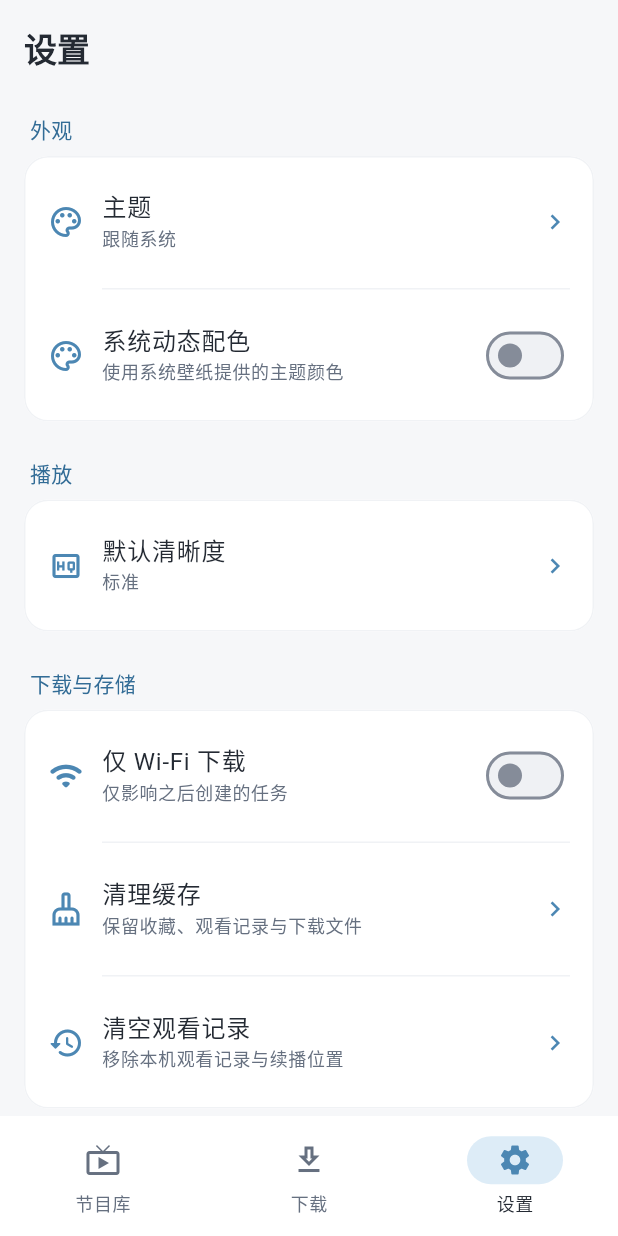
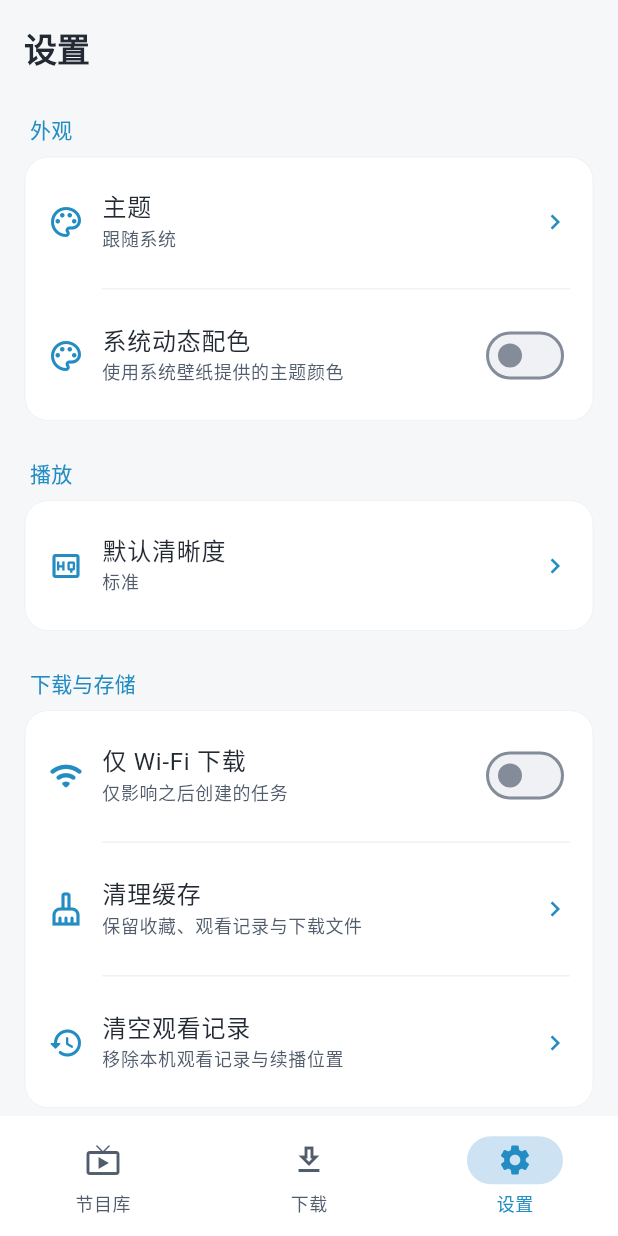
Before and after one commit to by291/sctv-dl, a Flutter app: the screen it shows after launch, item 3 of the bottom bar chosen, on a phone screen of 412 x 824 dp. Run offline on Flutter 3.47's test engine with Material 3 defaults, Android fonts, the phone set to English and light mode, and no system bars; drawn by our look-alikes of dynamic_color; our stand-ins replace cached_network_image, device_info_plus, dio, drift, flutter_cache_manager, flutter_riverpod and 6 more; missing offline and left inert: audio_session, background_downloader, liquid_glass_widgets, pip_kit; accounts and stored records are empty; generated files the repository leaves out were written again; network calls fail; statements that could not run were skipped.

Commit message:
feat(flutter): unify theme accents and launcher icons

```diff
--- a/flutter/lib/design/ios_primary_navigation.dart
+++ b/flutter/lib/design/ios_primary_navigation.dart
@@ -1,6 +1,8 @@
 import 'package:flutter/cupertino.dart';
 import 'package:flutter/material.dart';
 import 'package:liquid_glass_widgets/liquid_glass_widgets.dart';
+
+import 'theme.dart';
 
 class IosPrimaryNavigation extends StatelessWidget {
   const IosPrimaryNavigation({
@@ -28,8 +30,8 @@ class IosPrimaryNavigation extends StatelessWidget {
           child: GlassContentAwareBrightness(
             builder: (context, brightness, darkAmount) {
               final selected = Color.lerp(
-                const Color(0xFF005B83),
-                const Color(0xFF9DDFFF),
+                appPrimaryBlue,
+                appPrimaryBlueOnDark,
                 darkAmount,
               )!;
               final foreground = Color.lerp(
@@ -60,7 +62,7 @@ class IosPrimaryNavigation extends StatelessWidget {
                   lightIntensity: 0.6,
                 ),
                 magnification: 1.08,
-                indicatorColor: selected.withValues(alpha: 0.12),
+                indicatorColor: selected.withValues(alpha: 0.16),
                 selectedIconColor: selected,
                 selectedLabelColor: selected,
                 unselectedIconColor: foreground,
--- a/flutter/lib/design/theme.dart
+++ b/flutter/lib/design/theme.dart
@@ -1,26 +1,29 @@
 import 'package:flutter/material.dart';
+
+const appPrimaryBlue = Color(0xFF238DC3);
+const appPrimaryBlueOnDark = Color(0xFF79B8E8);
 
 ThemeData buildAppTheme(Brightness brightness, {ColorScheme? dynamicScheme}) {
   final dark = brightness == Brightness.dark;
   final scheme =
       dynamicScheme ??
       ColorScheme.fromSeed(
-        seedColor: const Color(0xFF6BAAD9),
+        seedColor: appPrimaryBlue,
         brightness: brightness,
       ).copyWith(
-        primary: dark ? const Color(0xFFA8CEEC) : const Color(0xFF326C96),
+        primary: dark ? appPrimaryBlueOnDark : appPrimaryBlue,
         onPrimary: dark ? const Color(0xFF15374E) : Colors.white,
         primaryContainer: dark
-            ? const Color(0xFF22455F)
-            : const Color(0xFFD3E9FA),
+            ? const Color(0xFF234D6C)
+            : const Color(0xFFC1DFF5),
         onPrimaryContainer: dark
-            ? const Color(0xFFD3E9FA)
-            : const Color(0xFF1E4866),
-        secondary: dark ? const Color(0xFFA9AEB8) : const Color(0xFF667080),
+            ? const Color(0xFFC5E4FA)
+            : const Color(0xFF173F5D),
+        secondary: dark ? const Color(0xFFB7C0CD) : const Color(0xFF515D6D),
         onSecondary: dark ? const Color(0xFF242A33) : Colors.white,
         secondaryContainer: dark
-            ? const Color(0xFF293F50)
-            : const Color(0xFFDDECF7),
+            ? const Color(0xFF2A485E)
+            : const Color(0xFFCDE2F2),
         onSecondaryContainer: dark
             ? const Color(0xFFE7E9EE)
             : const Color(0xFF242A33),
@@ -38,16 +41,14 @@ ThemeData buildAppTheme(Brightness brightness, {ColorScheme? dynamicScheme}) {
             ? const Color(0xFF343A45)
             : const Color(0xFFEFF1F4),
         onSurfaceVariant: dark
-            ? const Color(0xFFA9AEB8)
-            : const Color(0xFF667080),
+            ? const Color(0xFFB7C0CD)
+            : const Color(0xFF515D6D),
         outline: const Color(0xFF858C99),
         outlineVariant: dark
             ? const Color(0xFF343A45)
             : const Color(0xFFE1E5EB),
       );
-  final iconColour =
-      dynamicScheme?.primary ??
-      (dark ? const Color(0xFFA8CEEC) : const Color(0xFF4C87B3));
+  final iconColour = scheme.primary;
 
   return ThemeData(
     useMaterial3: true,
@@ -91,7 +92,7 @@ ThemeData buildAppTheme(Brightness brightness, {ColorScheme? dynamicScheme}) {
           fontSize: 12,
           fontWeight: FontWeight.w500,
           color: states.contains(WidgetState.selected)
-              ? scheme.onSurface
+              ? scheme.primary
               : scheme.onSurfaceVariant,
         ),
       ),
```
Also changed, not shown: 23 other files.
